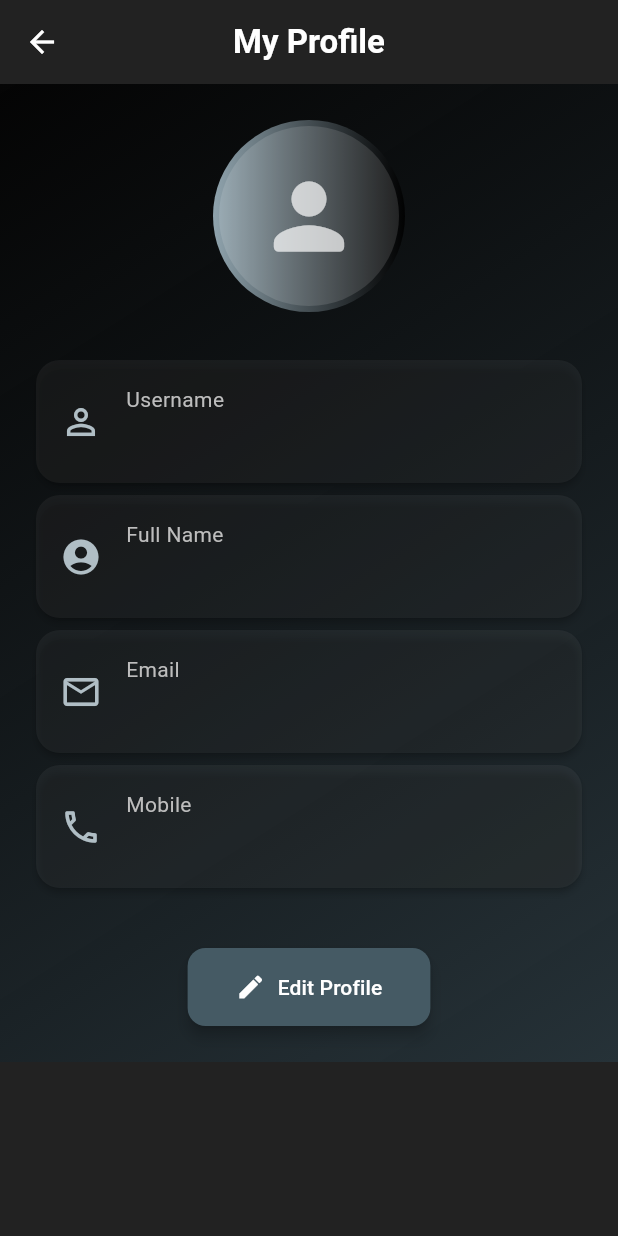
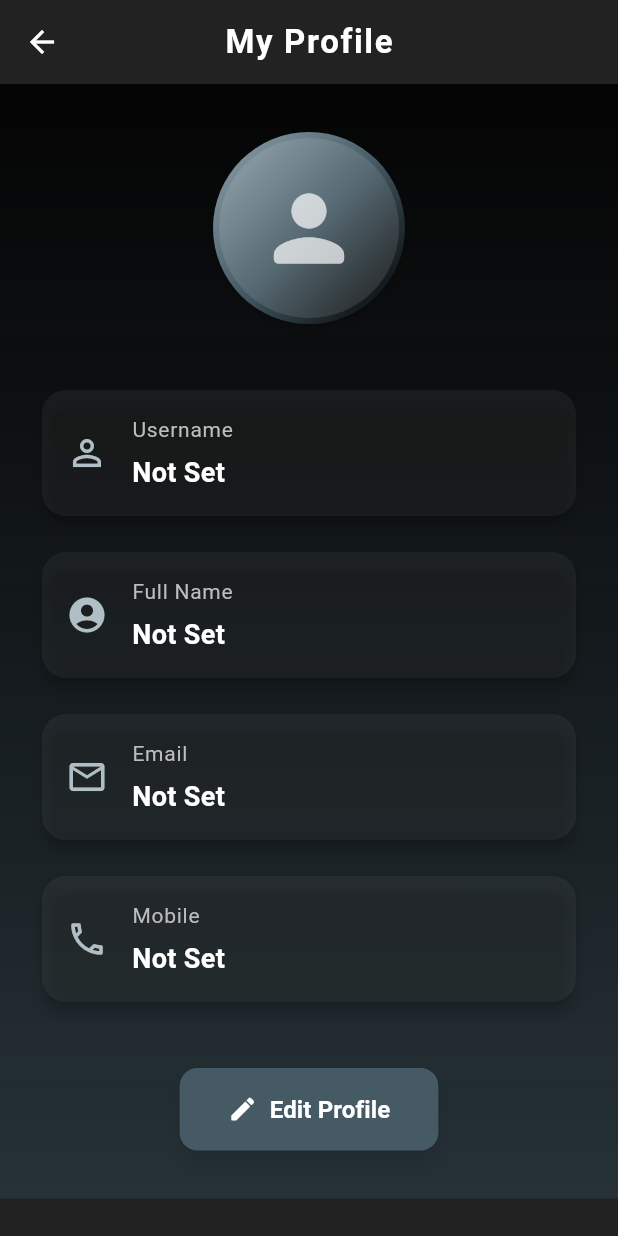
Before and after one commit to LasenSanvidu/bizmart, a Flutter app: the UserProfilePage screen opened directly, after a tap on "Edit Profile", on a phone screen of 412 x 824 dp. Run offline on Flutter 3.47's test engine with Material 3 defaults, Android fonts, the phone set to English and light mode, and no system bars; our stand-ins replace cached_network_image, carousel_slider, cloud_firestore, curved_navigation_bar, dio, firebase_auth and 10 more; missing offline and left inert: flutter_stripe; accounts and stored records are empty.

Commit message:
UserProfile
I hanged the UI a bit

```diff
--- a/lib/profile/profile_2.0.dart
+++ b/lib/profile/profile_2.0.dart
@@ -2,6 +2,7 @@ import 'package:flutter/material.dart';
 import 'package:cloud_firestore/cloud_firestore.dart';
 import 'package:firebase_auth/firebase_auth.dart';
 
+/// A StatefulWidget that displays the user's profile information
 class UserProfilePage extends StatefulWidget {
   const UserProfilePage({super.key});
 
@@ -10,13 +11,13 @@ class UserProfilePage extends StatefulWidget {
 }
 
 class _UserProfilePageState extends State<UserProfilePage> {
-  // User profile data
-  String username = '';
-  String firstName = '';
-  String lastName = '';
-  String mobile = '';
-  String email = '';
-  bool isLoading = true;
+  // User profile fields with sensible defaults
+  String _username = '';
+  String _firstName = '';
+  String _lastName = '';
+  String _mobile = '';
+  String _email = '';
+  bool _isLoading = true;
 
   @override
   void initState() {
@@ -24,61 +25,68 @@ class _UserProfilePageState extends State<UserProfilePage> {
     _fetchUserData();
   }
 
-  // Fetch user data from Firestore with error handling
+  /// Fetches user data from Firestore with comprehensive error handling
   Future<void> _fetchUserData() async {
     try {
-      final userId = FirebaseAuth.instance.currentUser?.uid;
+      final user = FirebaseAuth.instance.currentUser;
 
-      if (userId == null) {
+      if (user == null) {
         debugPrint('No authenticated user found');
-        setState(() => isLoading = false);
+        _updateLoadingState(false);
         return;
       }
 
       final userDoc = await FirebaseFirestore.instance
           .collection('users')
-          .doc(userId)
+          .doc(user.uid)
           .get();
 
       if (userDoc.exists) {
         final userData = userDoc.data() as Map<String, dynamic>;
-        debugPrint('User data retrieved: $userData');
-
-        setState(() {
-          username = userData['username'] ?? 'N/A';
-          firstName = userData['firstName'] ?? 'N/A';
-          lastName = userData['lastName'] ?? 'N/A';
-          mobile = userData['mobile'] ?? 'N/A';
-          email = userData['email'] ?? 'N/A';
-          isLoading = false;
-        });
+        debugPrint('User data retrieved successfully: $userData');
+        _updateProfileData(userData);
       } else {
-        debugPrint('User document not found');
-        setState(() => isLoading = false);
+        debugPrint('User document does not exist');
+        _updateLoadingState(false);
       }
     } catch (e) {
-      debugPrint('Error retrieving user data: $e');
-      setState(() => isLoading = false);
+      debugPrint('Error fetching user data: $e');
+      _updateLoadingState(false);
     }
   }
+
+  /// Updates profile data in state
+  void _updateProfileData(Map<String, dynamic> data) {
+    setState(() {
+      _username = data['username'] ?? 'Not Set';
+      _firstName = data['firstName'] ?? '';
+      _lastName = data['lastName'] ?? '';
+      _mobile = data['mobile'] ?? 'Not Provided';
+      _email = data['email'] ?? 'Not Available';
+      _isLoading = false;
+    });
+  }
+
+  /// Updates loading state
+  void _updateLoadingState(bool loading) => setState(() => _isLoading = loading);
 
   @override
   Widget build(BuildContext context) {
     return Scaffold(
       backgroundColor: Colors.black87,
       appBar: _buildAppBar(),
-      body: isLoading ? _buildLoadingIndicator() : _buildProfileContent(),
+      body: _isLoading ? _buildLoadingView() : _buildProfileView(),
     );
   }
 
-  // Custom AppBar
-  AppBar _buildAppBar() {
-    return AppBar(
+  /// Constructs the custom app bar with elegant styling
+  AppBar _buildAppBar() => AppBar(
         title: const Text(
           'My Profile',
           style: TextStyle(
             color: Colors.white,
             fontWeight: FontWeight.bold,
+            letterSpacing: 1.1,
           ),
         ),
         backgroundColor: Colors.transparent,
@@ -86,60 +94,71 @@ class _UserProfilePageState extends State<UserProfilePage> {
         centerTitle: true,
         iconTheme: const IconThemeData(color: Colors.white),
       );
-  }
 
-  // Loading indicator
-  Widget _buildLoadingIndicator() {
-    return const Center(
+  /// Displays a loading indicator during data fetch
+  Widget _buildLoadingView() => const Center(
         child: CircularProgressIndicator(
           valueColor: AlwaysStoppedAnimation<Color>(Colors.blueGrey),
+          strokeWidth: 3,
         ),
       );
-  }
 
-  // Main profile content
-  Widget _buildProfileContent() {
-    return Container(
+  /// Builds the main profile content with a gradient background
+  Widget _buildProfileView() => Container(
         decoration: BoxDecoration(
           gradient: LinearGradient(
-          begin: Alignment.topLeft,
-          end: Alignment.bottomRight,
+            begin: Alignment.topCenter,
+            end: Alignment.bottomCenter,
             colors: [
               Colors.black87,
               Colors.blueGrey.shade900,
             ],
+            stops: const [0.0, 1.0],
           ),
         ),
         child: SafeArea(
           child: SingleChildScrollView(
-          padding: const EdgeInsets.all(24.0),
+            physics: const BouncingScrollPhysics(),
+            padding: const EdgeInsets.symmetric(horizontal: 24, vertical: 32),
             child: Column(
+              crossAxisAlignment: CrossAxisAlignment.center,
               children: [
                 _buildProfileAvatar(),
                 const SizedBox(height: 32),
-              _buildProfileInfo(),
+                _buildProfileDetails(),
                 const SizedBox(height: 32),
-              _buildEditButton(),
+                _buildEditProfileButton(),
               ],
             ),
           ),
         ),
       );
-  }
 
-  // Profile avatar with gradient
-  Widget _buildProfileAvatar() {
-    return Container(
+  /// Creates a stylish profile avatar with gradient border
+  Widget _buildProfileAvatar() => Container(
         padding: const EdgeInsets.all(4),
         decoration: BoxDecoration(
           shape: BoxShape.circle,
           gradient: LinearGradient(
-          colors: [Colors.blueGrey.shade300, Colors.black87],
+            colors: [
+              Colors.blueGrey.shade300,
+              Colors.blueGrey.shade700,
+              Colors.black87,
+            ],
+            begin: Alignment.topLeft,
+            end: Alignment.bottomRight,
           ),
+          boxShadow: [
+            BoxShadow(
+              color: Colors.black.withOpacity(0.2),
+              blurRadius: 8,
+              offset: const Offset(0, 4),
+            ),
+          ],
         ),
         child: const CircleAvatar(
           radius: 60,
-        backgroundColor: Colors.white12,
+          backgroundColor: Colors.white10,
           child: Icon(
             Icons.person_rounded,
             size: 70,
@@ -147,34 +166,36 @@ class _UserProfilePageState extends State<UserProfilePage> {
           ),
         ),
       );
-  }
 
-  // Profile information cards
-  Widget _buildProfileInfo() {
-    return Column(
+  /// Constructs the profile information section
+  Widget _buildProfileDetails() => Column(
         children: [
-        _buildInfoCard('Username', username, Icons.person_outline),
-        _buildInfoCard('Full Name', '$firstName $lastName', Icons.account_circle),
-        _buildInfoCard('Email', email, Icons.email_outlined),
-        _buildInfoCard('Mobile', mobile, Icons.phone_outlined),
+          _buildInfoTile('Username', _username, Icons.person_outline),
+          _buildInfoTile('Full Name', '$_firstName $_lastName', Icons.account_circle),
+          _buildInfoTile('Email', _email, Icons.email_outlined),
+          _buildInfoTile('Mobile', _mobile, Icons.phone_outlined),
         ],
       );
-  }
 
-  // Individual info card
-  Widget _buildInfoCard(String title, String value, IconData icon) {
-    return Card(
-      elevation: 2,
+  /// Builds individual information tiles with modern design
+  Widget _buildInfoTile(String title, String value, IconData icon) => Container(
+        margin: const EdgeInsets.symmetric(vertical: 8),
+        child: Card(
+          elevation: 4,
           color: Colors.white.withOpacity(0.05),
           shape: RoundedRectangleBorder(borderRadius: BorderRadius.circular(16)),
-      margin: const EdgeInsets.only(bottom: 8),
           child: Padding(
             padding: const EdgeInsets.all(16),
             child: Row(
               children: [
-            Icon(icon, color: Colors.blueGrey.shade200, size: 28),
+                Icon(
+                  icon,
+                  color: Colors.blueGrey.shade200,
+                  size: 28,
+                ),
                 const SizedBox(width: 16),
-            Column(
+                Expanded(
+                  child: Column(
                     crossAxisAlignment: CrossAxisAlignment.start,
                     children: [
                       Text(
@@ -182,33 +203,43 @@ class _UserProfilePageState extends State<UserProfilePage> {
                         style: TextStyle(
                           color: Colors.grey.shade400,
                           fontSize: 14,
+                          letterSpacing: 0.5,
                         ),
                       ),
-                const SizedBox(height: 4),
+                      const SizedBox(height: 6),
                       Text(
-                  value,
+                        value.trim().isEmpty ? 'Not Set' : value,
                         style: const TextStyle(
                           color: Colors.white,
                           fontSize: 18,
                           fontWeight: FontWeight.w600,
                         ),
-                ),
-              ],
+                        overflow: TextOverflow.ellipsis,
+                        maxLines: 1,
                       ),
                     ],
                   ),
                 ),
+              ],
+            ),
+          ),
+        ),
       );
-  }
 
-  // Edit profile button
-  Widget _buildEditButton() {
-    return ElevatedButton.icon(
+  /// Creates an attractive edit profile button
+  Widget _buildEditProfileButton() => ElevatedButton.icon(
         onPressed: () {
-        // TODO: Implement edit profile functionality
+          // TODO: Implement navigation to edit profile screen
+          debugPrint('Edit profile button pressed');
         },
-      icon: const Icon(Icons.edit, size: 20),
-      label: const Text('Edit Profile'),
+        icon: const Icon(Icons.edit_rounded, size: 20),
+        label: const Text(
+          'Edit Profile',
+          style: TextStyle(
+            fontSize: 16,
+            fontWeight: FontWeight.w600,
+          ),
+        ),
         style: ElevatedButton.styleFrom(
           backgroundColor: Colors.blueGrey.shade700,
           foregroundColor: Colors.white,
@@ -216,8 +247,8 @@ class _UserProfilePageState extends State<UserProfilePage> {
           shape: RoundedRectangleBorder(
             borderRadius: BorderRadius.circular(12),
           ),
-        elevation: 4,
+          elevation: 6,
+          shadowColor: Colors.black45,
         ),
       );
 }
-}
```
Lines whose indentation alone changed are shown as unchanged.
